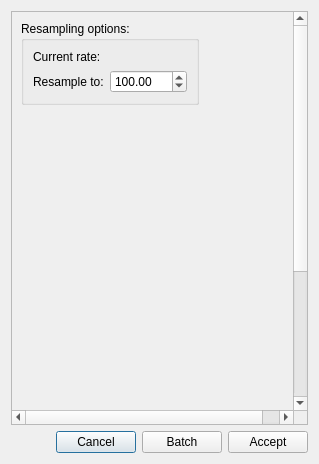
Qt form designer_ui_files/resamplingDialog.ui (cibr-jyu/meggie) before a commit.
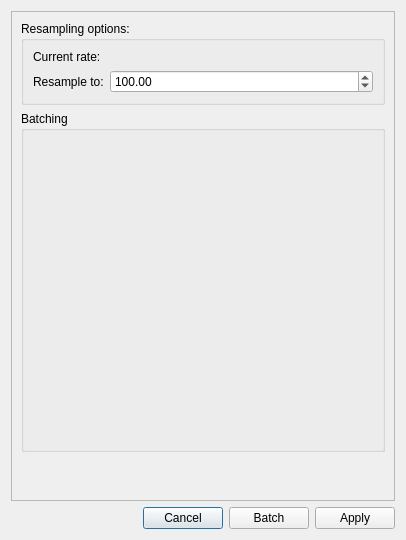
The same form after that commit.

```diff
--- a/designer_ui_files/resamplingDialog.ui
+++ b/designer_ui_files/resamplingDialog.ui
@@ -6,15 +6,15 @@
    <rect>
     <x>0</x>
     <y>0</y>
-    <width>319</width>
-    <height>464</height>
+    <width>406</width>
+    <height>540</height>
    </rect>
   </property>
   <property name="windowTitle">
    <string>Resampling</string>
   </property>
-  <layout class="QVBoxLayout" name="verticalLayout">
-   <item>
+  <layout class="QGridLayout" name="gridLayout">
+   <item row="0" column="0">
     <widget class="QScrollArea" name="scrollArea">
      <property name="minimumSize">
       <size>
@@ -39,17 +39,17 @@
        <rect>
         <x>0</x>
         <y>0</y>
-        <width>300</width>
-        <height>600</height>
+        <width>386</width>
+        <height>489</height>
        </rect>
       </property>
       <property name="minimumSize">
        <size>
-        <width>300</width>
-        <height>600</height>
+        <width>0</width>
+        <height>0</height>
        </size>
       </property>
-      <layout class="QFormLayout" name="formLayout_2">
+      <layout class="QGridLayout" name="gridLayout_2">
        <item row="0" column="0">
         <widget class="QGroupBox" name="groupBoxResample">
          <property name="title">
@@ -91,20 +91,42 @@
         </widget>
        </item>
        <item row="1" column="0">
-        <widget class="QWidget" name="widgetBatchContainer" native="true">
-         <property name="minimumSize">
+        <widget class="QGroupBox" name="groupBoxBatching">
+         <property name="title">
+          <string>Batching</string>
+         </property>
+         <layout class="QGridLayout" name="gridLayoutBatching">
+          <item row="0" column="0">
+           <widget class="QWidget" name="batchingWidgetPlaceholder" native="true">
+            <property name="minimumSize">
+             <size>
+              <width>300</width>
+              <height>300</height>
+             </size>
+            </property>
+           </widget>
+          </item>
+         </layout>
+        </widget>
+       </item>
+       <item row="2" column="0">
+        <spacer name="verticalSpacer">
+         <property name="orientation">
+          <enum>Qt::Vertical</enum>
+         </property>
+         <property name="sizeHint" stdset="0">
           <size>
-           <width>0</width>
-           <height>0</height>
+           <width>20</width>
+           <height>40</height>
           </size>
          </property>
-        </widget>
+        </spacer>
        </item>
       </layout>
      </widget>
     </widget>
    </item>
-   <item>
+   <item row="1" column="0">
     <layout class="QHBoxLayout" name="horizontalLayout">
      <item>
       <spacer name="horizontalSpacer">
@@ -136,7 +158,7 @@
      <item>
       <widget class="QPushButton" name="pushButtonCompute">
        <property name="text">
-        <string>Accept</string>
+        <string>Apply</string>
        </property>
       </widget>
      </item>
```
